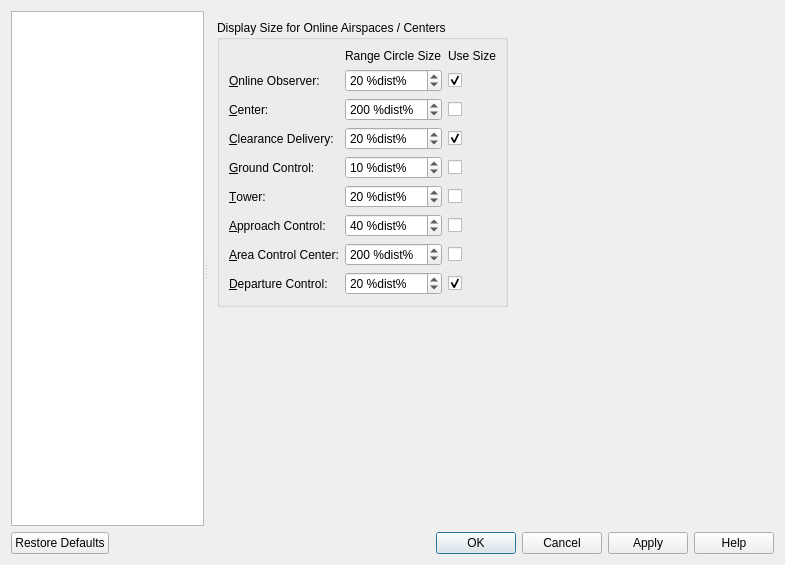
Before: the Qt Designer form src/options/options.ui in albar965/littlenavmap, drawn with Qt 5.
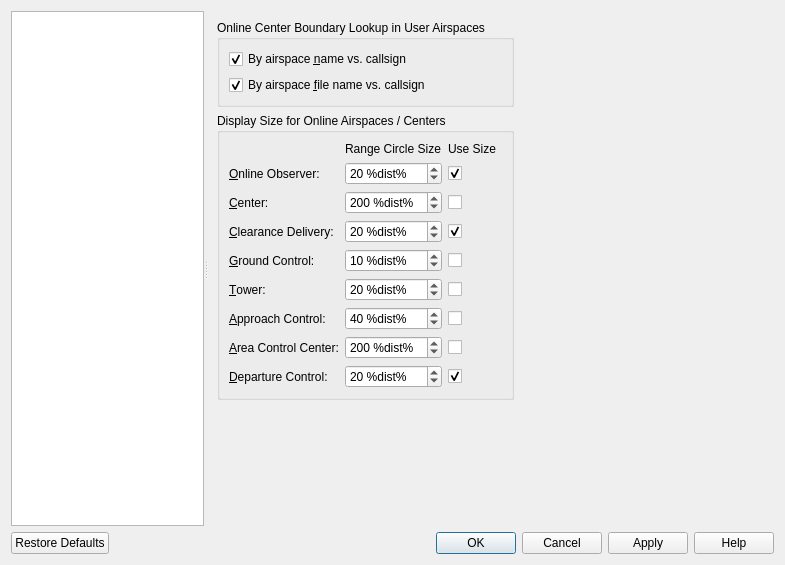
After: the same form once the commit is applied. The open tabs and pages were chosen to show the change.

Commit message:
Added two options to fetch online center boundary from user airspaces. Now looking up geometry for online centers either by name or filename. Falling back to circle shape if not present.
albar965/littlenavmap#236

```diff
--- a/src/options/options.ui
+++ b/src/options/options.ui
@@ -2156,19 +2156,6 @@
       <widget class="QWidget" name="stackedWidgetOptionsPage5">
        <layout class="QGridLayout" name="gridLayout_27">
         <item row="1" column="0">
-         <spacer name="verticalSpacer_10">
-          <property name="orientation">
-           <enum>Qt::Vertical</enum>
-          </property>
-          <property name="sizeHint" stdset="0">
-           <size>
-            <width>20</width>
-            <height>40</height>
-           </size>
-          </property>
-         </spacer>
-        </item>
-        <item row="0" column="0">
          <widget class="QGroupBox" name="groupBoxDisplayOnline">
           <property name="title">
            <string>Display Size for Online Airspaces / Centers</string>
@@ -2503,7 +2490,20 @@
           </layout>
          </widget>
         </item>
-        <item row="0" column="1">
+        <item row="2" column="0">
+         <spacer name="verticalSpacer_10">
+          <property name="orientation">
+           <enum>Qt::Vertical</enum>
+          </property>
+          <property name="sizeHint" stdset="0">
+           <size>
+            <width>20</width>
+            <height>40</height>
+           </size>
+          </property>
+         </spacer>
+        </item>
+        <item row="1" column="1">
          <spacer name="horizontalSpacer_5">
           <property name="orientation">
            <enum>Qt::Horizontal</enum>
@@ -2516,6 +2516,43 @@
           </property>
          </spacer>
         </item>
+        <item row="0" column="0">
+         <widget class="QGroupBox" name="groupBox_16">
+          <property name="title">
+           <string>Online Center Boundary Lookup in User Airspaces</string>
+          </property>
+          <layout class="QVBoxLayout" name="verticalLayout_2">
+           <item>
+            <widget class="QCheckBox" name="checkBoxDisplayOnlineFileLookup">
+             <property name="toolTip">
+              <string>Look in the user airspaces for a boundary where the
+user airspace name has to match the callsign of the center.</string>
+             </property>
+             <property name="text">
+              <string>By airspace &amp;name vs. callsign</string>
+             </property>
+             <property name="checked">
+              <bool>true</bool>
+             </property>
+            </widget>
+           </item>
+           <item>
+            <widget class="QCheckBox" name="checkBoxDisplayOnlineNameLookup">
+             <property name="toolTip">
+              <string>Look in the user airspaces for a boundary where the
+user airspace filename has to match the callsign of the center.</string>
+             </property>
+             <property name="text">
+              <string>By airspace &amp;file name vs. callsign</string>
+             </property>
+             <property name="checked">
+              <bool>true</bool>
+             </property>
+            </widget>
+           </item>
+          </layout>
+         </widget>
+        </item>
        </layout>
       </widget>
       <widget class="QWidget" name="stackedWidgetOptionsPage6">
```
The commit also changes 9 other files.
